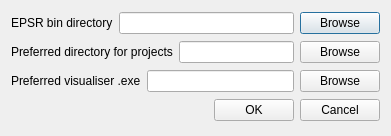
samcallear/EPSRgui, file src/settingsdialog.ui: the form before one commit.
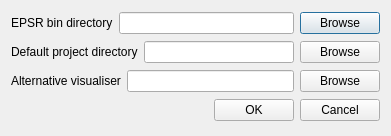
The form after the commit.

What changed in the file:
```diff
--- a/src/settingsdialog.ui
+++ b/src/settingsdialog.ui
@@ -46,7 +46,7 @@
      <item>
       <widget class="QLabel" name="label">
        <property name="text">
-        <string>Preferred directory for projects</string>
+        <string>Default project directory</string>
        </property>
       </widget>
      </item>
@@ -67,7 +67,7 @@
      <item>
       <widget class="QLabel" name="label_2">
        <property name="text">
-        <string>Preferred visualiser .exe</string>
+        <string>Alternative visualiser</string>
        </property>
       </widget>
      </item>
```
